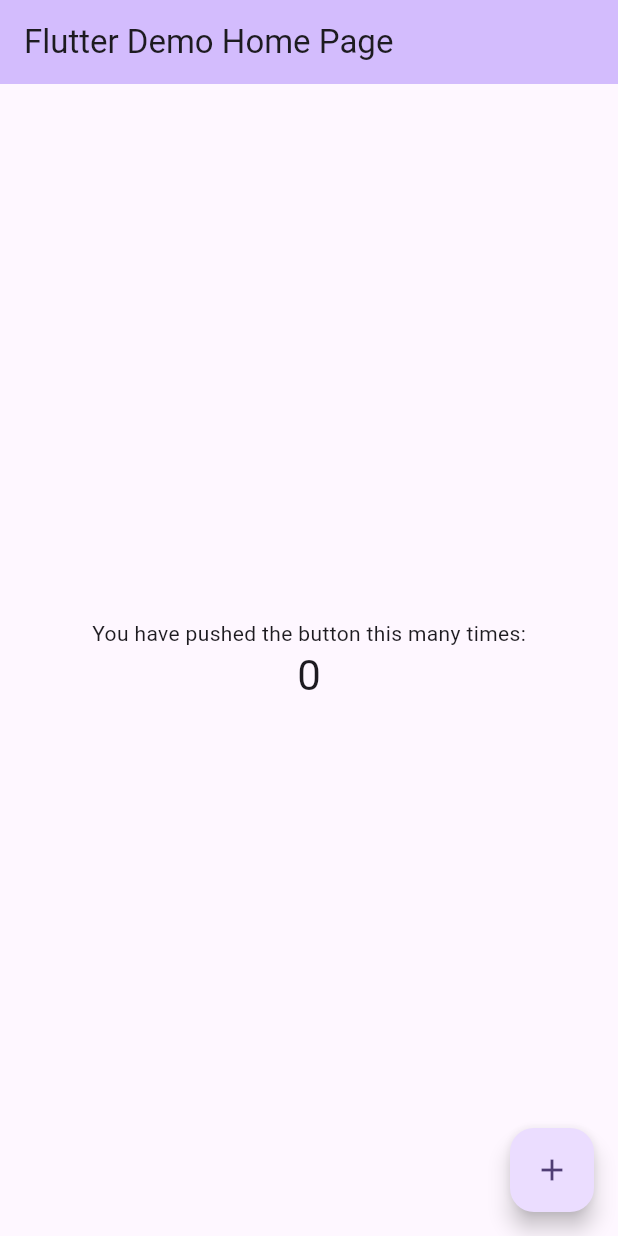
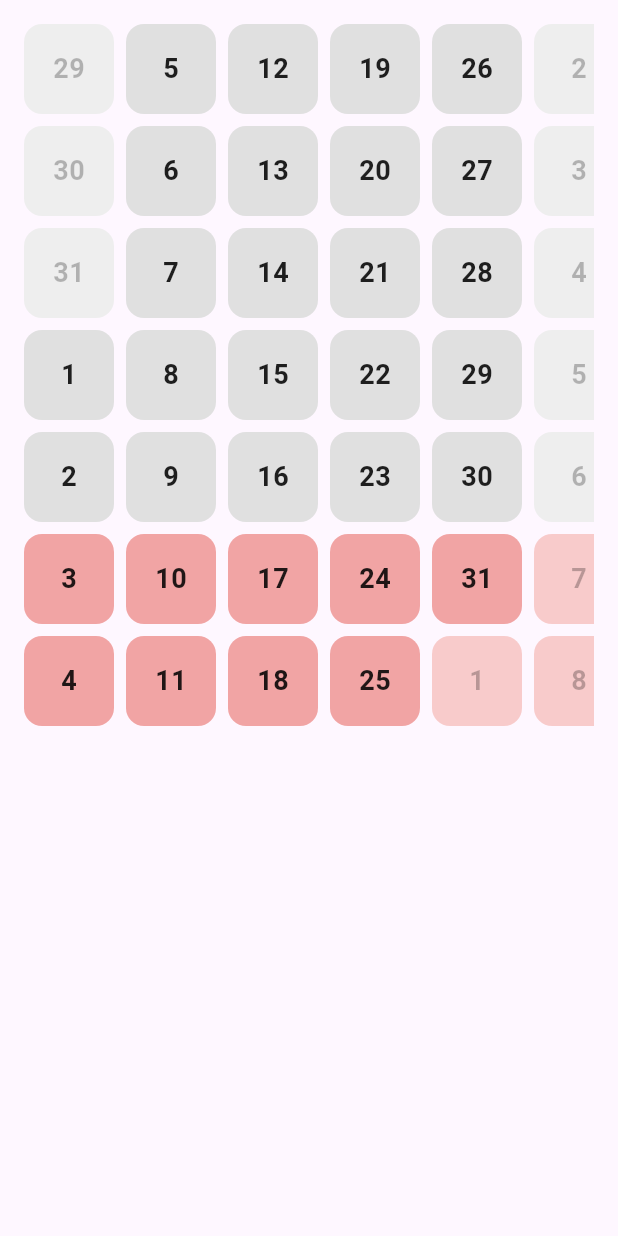
Before and after one commit to eidorii/persistent, a Flutter app: the screen it shows after launch, on a phone screen of 412 x 824 dp. Run offline on Flutter 3.47's test engine with Material 3 defaults, Android fonts, the light colour scheme and no system bars.

Commit message:
feature: scrollable calendar grid template

```diff
--- /dev/null
+++ b/lib/calendar_page.dart
@@ -0,0 +1,79 @@
+import 'package:flutter/material.dart';
+
+class CalendarPage extends StatefulWidget {
+  const CalendarPage({super.key});
+
+  @override
+  State<CalendarPage> createState() => _CalendarPageState();
+}
+
+class _CalendarPageState extends State<CalendarPage> {
+  final DateTime startDate = DateTime(2026, 1, 1);
+  final int numberOfWeeks = 52;
+
+  @override
+  Widget build(BuildContext context) {
+    return Scaffold(
+      body: Padding(
+        padding: const EdgeInsets.all(16.0),
+        child: _buildCalendarGrid(),
+      ),
+    );
+  }
+
+  Widget _buildCalendarGrid() {
+    return ListView.builder(
+      scrollDirection: Axis.horizontal,
+      itemCount: numberOfWeeks,
+      itemBuilder: (context, weekIndex) {
+        return _buildWeekColumn(weekIndex);
+      },
+    );
+  }
+
+  Widget _buildWeekColumn(int weekIndex) {
+    DateTime weekStart = startDate.add(Duration(days: weekIndex * 7));
+    DateTime monday = weekStart.subtract(Duration(days: weekStart.weekday - 1));
+
+    return Padding(
+      padding: const EdgeInsets.only(right: 8.0),
+      child: Column(
+        mainAxisSize: MainAxisSize.min,
+        children: List.generate(7, (dayIndex) {
+          DateTime currentDate = monday.add(Duration(days: dayIndex));
+          return _buildDayCell(currentDate);
+        }),
+      ),
+    );
+  }
+
+  Widget _buildDayCell(DateTime date) {
+    bool isCurrentMonth = date.month == 1;
+    bool isWeekday = date.weekday < 6;
+    return Container(
+      width: 60,
+      height: 60,
+      margin: const EdgeInsets.only(bottom: 8.0),
+      decoration: BoxDecoration(
+        color: isCurrentMonth
+            ? (isWeekday
+                  ? Colors.grey[300]
+                  : Color.fromRGBO(241, 164, 164, 1.0))
+            : (isWeekday
+                  ? Colors.grey[200]
+                  : Color.fromRGBO(248, 203, 203, 1.0)),
+        borderRadius: BorderRadius.circular(12),
+      ),
+      child: Center(
+        child: Text(
+          '${date.day}',
+          style: TextStyle(
+            fontSize: 18,
+            fontWeight: FontWeight.w600,
+            color: isCurrentMonth ? Colors.black87 : Colors.black26,
+          ),
+        ),
+      ),
+    );
+  }
+}
--- a/lib/main.dart
+++ b/lib/main.dart
@@ -1,4 +1,5 @@
 import 'package:flutter/material.dart';
+import 'package:persistent/calendar_page.dart';
 
 void main() {
   runApp(const MyApp());
@@ -7,116 +8,11 @@ void main() {
 class MyApp extends StatelessWidget {
   const MyApp({super.key});
 
-  // This widget is the root of your application.
   @override
   Widget build(BuildContext context) {
     return MaterialApp(
-      title: 'Flutter Demo',
-      theme: ThemeData(
-        // This is the theme of your application.
-        //
-        // TRY THIS: Try running your application with "flutter run". You'll see
-        // the application has a purple toolbar. Then, without quitting the app,
-        // try changing the seedColor in the colorScheme below to Colors.green
-        // and then invoke "hot reload" (save your changes or press the "hot
-        // reload" button in a Flutter-supported IDE, or press "r" if you used
-        // the command line to start the app).
-        //
-        // Notice that the counter didn't reset back to zero; the application
-        // state is not lost during the reload. To reset the state, use hot
-        // restart instead.
-        //
-        // This works for code too, not just values: Most code changes can be
-        // tested with just a hot reload.
-        colorScheme: .fromSeed(seedColor: Colors.deepPurple),
-      ),
-      home: const MyHomePage(title: 'Flutter Demo Home Page'),
+        title: 'Persistent',
+        home: const CalendarPage()
     );
   }
 }
-
-class MyHomePage extends StatefulWidget {
-  const MyHomePage({super.key, required this.title});
-
-  // This widget is the home page of your application. It is stateful, meaning
-  // that it has a State object (defined below) that contains fields that affect
-  // how it looks.
-
-  // This class is the configuration for the state. It holds the values (in this
-  // case the title) provided by the parent (in this case the App widget) and
-  // used by the build method of the State. Fields in a Widget subclass are
-  // always marked "final".
-
-  final String title;
-
-  @override
-  State<MyHomePage> createState() => _MyHomePageState();
-}
-
-class _MyHomePageState extends State<MyHomePage> {
-  int _counter = 0;
-
-  void _incrementCounter() {
-    setState(() {
-      // This call to setState tells the Flutter framework that something has
-      // changed in this State, which causes it to rerun the build method below
-      // so that the display can reflect the updated values. If we changed
-      // _counter without calling setState(), then the build method would not be
-      // called again, and so nothing would appear to happen.
-      _counter++;
-    });
-  }
-
-  @override
-  Widget build(BuildContext context) {
-    // This method is rerun every time setState is called, for instance as done
-    // by the _incrementCounter method above.
-    //
-    // The Flutter framework has been optimized to make rerunning build methods
-    // fast, so that you can just rebuild anything that needs updating rather
-    // than having to individually change instances of widgets.
-    return Scaffold(
-      appBar: AppBar(
-        // TRY THIS: Try changing the color here to a specific color (to
-        // Colors.amber, perhaps?) and trigger a hot reload to see the AppBar
-        // change color while the other colors stay the same.
-        backgroundColor: Theme.of(context).colorScheme.inversePrimary,
-        // Here we take the value from the MyHomePage object that was created by
-        // the App.build method, and use it to set our appbar title.
-        title: Text(widget.title),
-      ),
-      body: Center(
-        // Center is a layout widget. It takes a single child and positions it
-        // in the middle of the parent.
-        child: Column(
-          // Column is also a layout widget. It takes a list of children and
-          // arranges them vertically. By default, it sizes itself to fit its
-          // children horizontally, and tries to be as tall as its parent.
-          //
-          // Column has various properties to control how it sizes itself and
-          // how it positions its children. Here we use mainAxisAlignment to
-          // center the children vertically; the main axis here is the vertical
-          // axis because Columns are vertical (the cross axis would be
-          // horizontal).
-          //
-          // TRY THIS: Invoke "debug painting" (choose the "Toggle Debug Paint"
-          // action in the IDE, or press "p" in the console), to see the
-          // wireframe for each widget.
-          mainAxisAlignment: .center,
-          children: [
-            const Text('You have pushed the button this many times:'),
-            Text(
-              '$_counter',
-              style: Theme.of(context).textTheme.headlineMedium,
-            ),
-          ],
-        ),
-      ),
-      floatingActionButton: FloatingActionButton(
-        onPressed: _incrementCounter,
-        tooltip: 'Increment',
-        child: const Icon(Icons.add),
-      ),
-    );
-  }
-}
```
